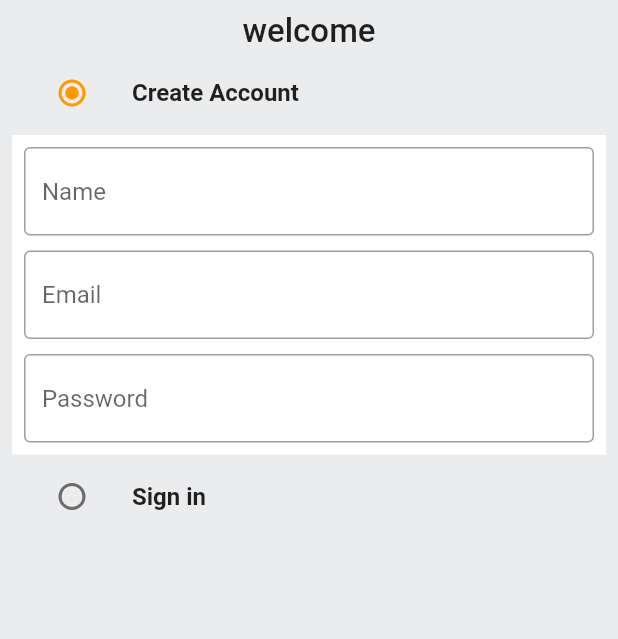
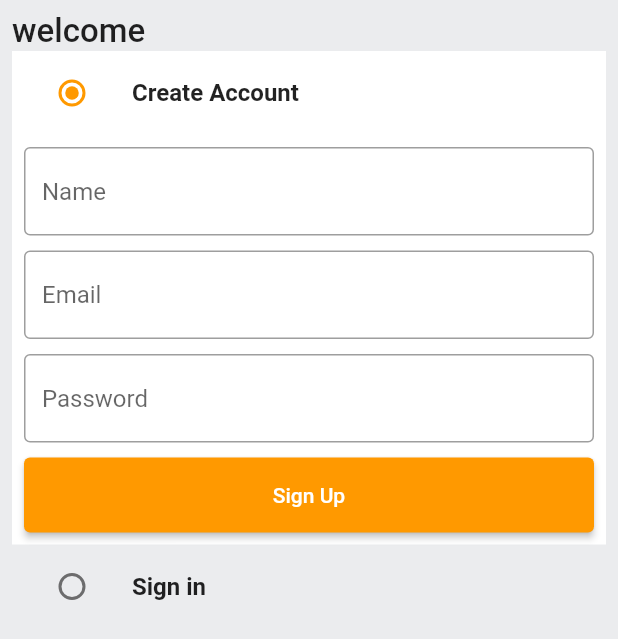
Before and after one commit to MaheelLakshan/amazon_clone_with_node_frontend, a Flutter app: the screen it shows after launch, on a phone screen of 412 x 824 dp. Shown: the top 639 px of the screen. Run offline on Flutter 3.47's test engine with Material 2 defaults, Android fonts, the phone set to English and light mode, and no system bars.

```diff
--- a/lib/common/widgets/custom_button.dart
+++ b/lib/common/widgets/custom_button.dart
@@ -0,0 +1,19 @@
+import 'package:flutter/material.dart';
+
+class CustomButton extends StatelessWidget {
+  final String text;
+  final VoidCallback onTap;
+  const CustomButton({super.key, required this.text, required this.onTap});
+
+  @override
+  Widget build(BuildContext context) {
+    return ElevatedButton(
+      child: Text(
+        text,
+      ),
+      onPressed: onTap,
+      style: ElevatedButton.styleFrom(
+          minimumSize: const Size(double.infinity, 50)),
+    );
+  }
+}
--- a/lib/features/auth/screens/auth_screen.dart
+++ b/lib/features/auth/screens/auth_screen.dart
@@ -1,3 +1,4 @@
+import 'package:amazon_clone_with_node_frontend/common/widgets/custom_button.dart';
 import 'package:amazon_clone_with_node_frontend/common/widgets/custom_text_field.dart';
 import 'package:amazon_clone_with_node_frontend/constants/global_variables.dart';
 import 'package:flutter/material.dart';
@@ -39,12 +40,16 @@ class _AuthScreenState extends State<AuthScreen> {
           child: Padding(
         padding: EdgeInsets.all(8.0),
         child: Column(
+          crossAxisAlignment: CrossAxisAlignment.start,
           children: [
             Text(
               'welcome',
               style: TextStyle(fontSize: 22, fontWeight: FontWeight.w500),
             ),
             ListTile(
+              tileColor: _auth == Auth.signup
+                  ? GlobalVariables.backgroundColor
+                  : GlobalVariables.greyBackgroundColor,
               title: Text(
                 'Create Account',
                 style: TextStyle(fontWeight: FontWeight.bold),
@@ -85,12 +90,19 @@ class _AuthScreenState extends State<AuthScreen> {
                       CustomTextField(
                         controller: _passwordController,
                         hintText: 'Password',
-                      )
+                      ),
+                      const SizedBox(
+                        height: 10,
+                      ),
+                      CustomButton(text: 'Sign Up', onTap: () {})
                     ],
                   ),
                 ),
               ),
             ListTile(
+              tileColor: _auth == Auth.signin
+                  ? GlobalVariables.backgroundColor
+                  : GlobalVariables.greyBackgroundColor,
               title: Text(
                 'Sign in',
                 style: TextStyle(fontWeight: FontWeight.bold),
@@ -105,7 +117,37 @@ class _AuthScreenState extends State<AuthScreen> {
                   });
                 },
               ),
-            )
+            ),
+            if (_auth == Auth.signin)
+              Container(
+                padding: const EdgeInsets.all(8),
+                color: GlobalVariables.backgroundColor,
+                child: Form(
+                  key: _signInFormKey,
+                  child: Column(
+                    children: [
+                      const SizedBox(
+                        height: 10,
+                      ),
+                      CustomTextField(
+                        controller: _emailController,
+                        hintText: 'Email',
+                      ),
+                      const SizedBox(
+                        height: 10,
+                      ),
+                      CustomTextField(
+                        controller: _passwordController,
+                        hintText: 'Password',
+                      ),
+                      const SizedBox(
+                        height: 10,
+                      ),
+                      CustomButton(text: 'Sign In', onTap: () {})
+                    ],
+                  ),
+                ),
+              ),
           ],
         ),
       )),
```
Also changed, not shown: lib/features/auth/services/auth_service.dart (added).
